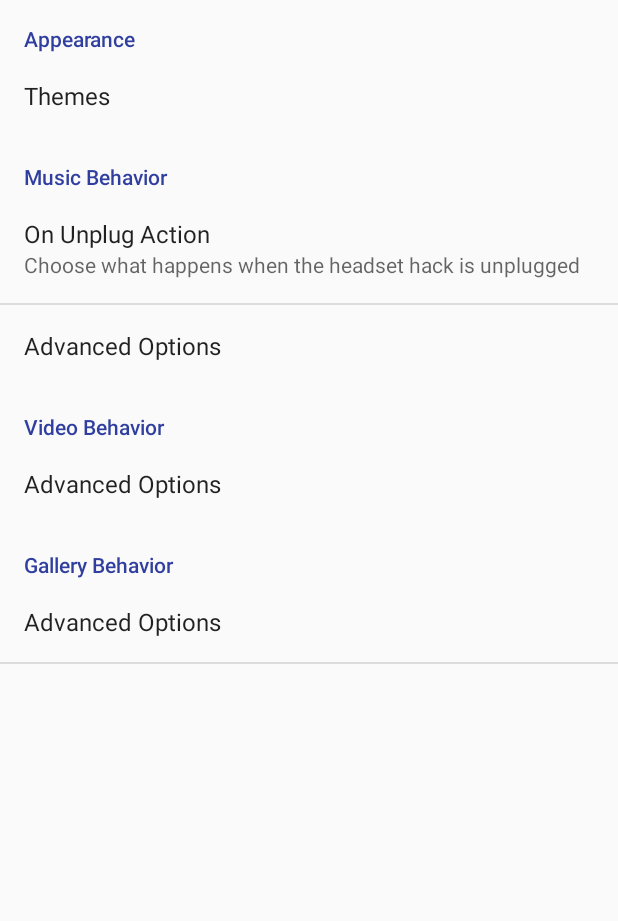
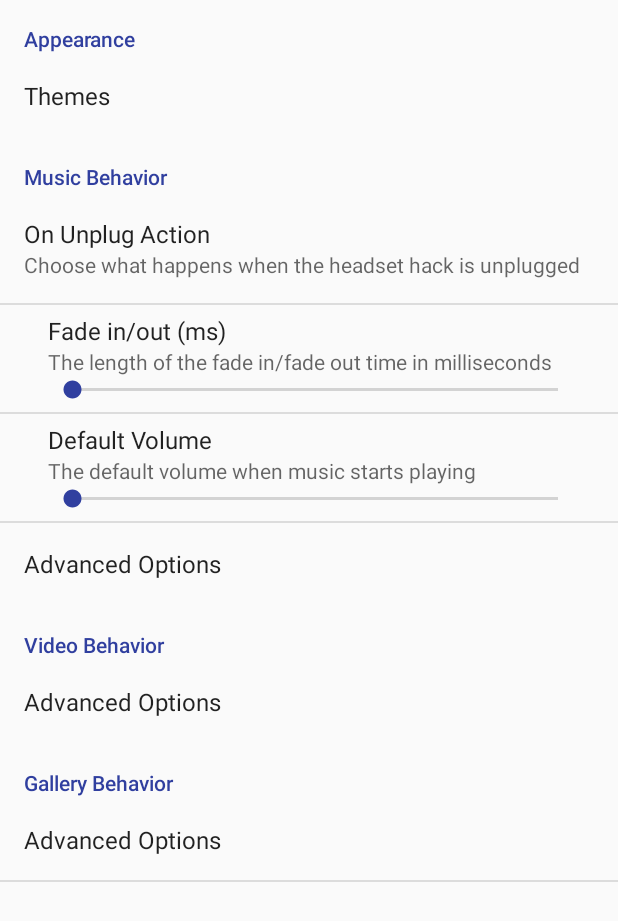
Before and after one commit to ArsalanAli/Phaze, an Android app: the screen it shows after launch (Settings), after a tap on "SETTINGS", on a phone screen of 412 x 824 dp. Shown: the top 921 px of the screen. Run offline under Robolectric (Android 15) with nearby library versions, the phone set to English and light mode, and no system bars; 7 statements that could not run were skipped.

Commit message:
got the default volume to absolutely work, fucking media volume is from 1-15

```diff
--- a/app/build.gradle
+++ b/app/build.gradle
@@ -21,7 +21,7 @@ android {
 
 repositories {
     maven {
-        url '/myo-android-sdk-0.10.0/myorepository'
+        url 'myo-android-sdk-0.10.0/myorepository'
     }
 }
 
--- a/app/src/main/java/teamb/minicap/phaze/MainActivity.java
+++ b/app/src/main/java/teamb/minicap/phaze/MainActivity.java
@@ -20,6 +20,7 @@ import android.util.Log;
 import android.view.View;
 import android.widget.Button;
 import android.Manifest;
+import android.widget.SeekBar;
 
 import com.google.android.gms.appindexing.Action;
 import com.google.android.gms.appindexing.AppIndex;
@@ -33,14 +34,11 @@ public class MainActivity extends AppCompatActivity {
     Button gbutton;
     Button sbutton;
 
-    /**
-     * ATTENTION: This was auto-generated to implement the App Indexing API.
-     * See https://g.co/AppIndexing/AndroidStudio for more information.
-     */
     private GoogleApiClient client;
-    private AudioManager MuteManager;
 
-    private boolean headsetConnected = false;
+    {
+    //private boolean headsetConnected = false;
+
 
     /*public void onReceive(Context context, Intent intent) {
         if (intent.hasExtra("state")){
@@ -52,7 +50,10 @@ public class MainActivity extends AppCompatActivity {
         }
     }*/
 
-    @Override
+}
+
+        @Override
+
     protected void onCreate(Bundle savedInstanceState) {
         super.onCreate(savedInstanceState);
         int Request_Result = 1;
@@ -77,11 +78,10 @@ public class MainActivity extends AppCompatActivity {
         gbutton.setTypeface(PTfont);
         sbutton.setTypeface(PTfont);
 
-
         // ATTENTION: This was auto-generated to implement the App Indexing API.
         // See https://g.co/AppIndexing/AndroidStudio for more information.
         client = new GoogleApiClient.Builder(this).addApi(AppIndex.API).build();
-        MuteManager=(AudioManager)getSystemService(Context.AUDIO_SERVICE);
+
     }
 
     /*IDs for everything on main activity
@@ -92,9 +92,12 @@ public class MainActivity extends AppCompatActivity {
     Gallery button: gallery
     Settings button: settings
     */
+
     @Override
     public void onStart() {
         super.onStart();
+
+
         // ATTENTION: This was auto-generated to implement the App Indexing API.
         // See https://g.co/AppIndexing/AndroidStudio for more information.
         client.connect();
@@ -135,7 +138,6 @@ public class MainActivity extends AppCompatActivity {
                 break;
             case "Mute":
                 //Muteme;
-                //MuteManager.adjustSuggestedStreamVolume(AudioManager.ADJUST_LOWER,AudioManager.STREAM_MUSIC,100);
                 break;
             case "Pause":
                 //Pauseme;
@@ -222,7 +224,7 @@ public class MainActivity extends AppCompatActivity {
             }
         }
     }
-/*  this is alex's stuff for the mute and pause settings
+    {/*  this is alex's stuff for the mute and pause settings
     public void onReceive(Context context, Intent intent) {
 
         if (intent.hasExtra("state")){
@@ -236,7 +238,7 @@ public class MainActivity extends AppCompatActivity {
             }
         }
     }
-*/
+*/}
     public void connect(View view) {
         Intent intent = new Intent(MainActivity.this, MyoConnect.class);
         startActivity(intent);
--- a/app/src/main/java/teamb/minicap/phaze/Music.java
+++ b/app/src/main/java/teamb/minicap/phaze/Music.java
@@ -58,7 +58,7 @@ public class Music extends AppCompatActivity implements MediaPlayerControl {
 
 
         SharedPreferences prefs = PreferenceManager.getDefaultSharedPreferences(this);
-        int vol = prefs.getInt("defvolseekbar", 50);
+        int vol = prefs.getInt("defvolseekbar", 5);
 
         retrieveMedia();
 
@@ -69,7 +69,7 @@ public class Music extends AppCompatActivity implements MediaPlayerControl {
         audioManager = (AudioManager) getSystemService(Context.AUDIO_SERVICE);
         audioManager.adjustStreamVolume(AudioManager.STREAM_MUSIC,
                 AudioManager.ADJUST_SAME, AudioManager.FLAG_SHOW_UI);
-        audioManager.setStreamVolume(AudioManager.STREAM_MUSIC,100-vol,AudioManager.FLAG_SHOW_UI);
+        audioManager.setStreamVolume(AudioManager.STREAM_MUSIC,vol,AudioManager.FLAG_SHOW_UI);
 
 
 
--- /dev/null
+++ b/app/src/main/res/values/intergers.xml
@@ -0,0 +1,4 @@
+<?xml version="1.0" encoding="utf-8"?>
+<resources>
+    <integer name = "defvolseekbar">5</integer>
+</resources>
--- a/app/src/main/res/xml/settings.xml
+++ b/app/src/main/res/xml/settings.xml
@@ -1,5 +1,6 @@
 <?xml version="1.0" encoding="utf-8"?>
 <PreferenceScreen xmlns:android="http://schemas.android.com/apk/res/android">
+
     <PreferenceCategory
         android:title="Appearance"
         android:key="Appearance_settings"
@@ -24,11 +25,31 @@
         android:entries="@array/unplug"
         android:entryValues="@array/unplug"
         />
+    <SeekBarPreference
+        android:title="Fade in/out (ms)"
+        android:summary="The length of the fade in/fade out time in milliseconds"
+        android:id="@+id/fadeseekbar"
+        android:layout_width="wrap_content"
+        android:layout_height="wrap_content"
+        android:max="1000"
+        />
+    <SeekBarPreference
+        android:key="defvolseekbar"
+        android:title="Default Volume"
+        android:summary="The default volume when music starts playing"
+        android:id="@+id/defvolseekbar"
+        android:layout_width="wrap_content"
+        android:layout_height="wrap_content"
+        android:max="15"
+
+        />
+
     //opens another nested sub screen
     <PreferenceScreen
         android:key="adv_music"
         android:title="Advanced Options"
         android:persistent="false">
+
     </PreferenceScreen>
 
 //--------------------------------------------------------
```
Also changed, not shown: app/src/main/java/teamb/minicap/phaze/Service_Music.java (+14 -0 lines).
